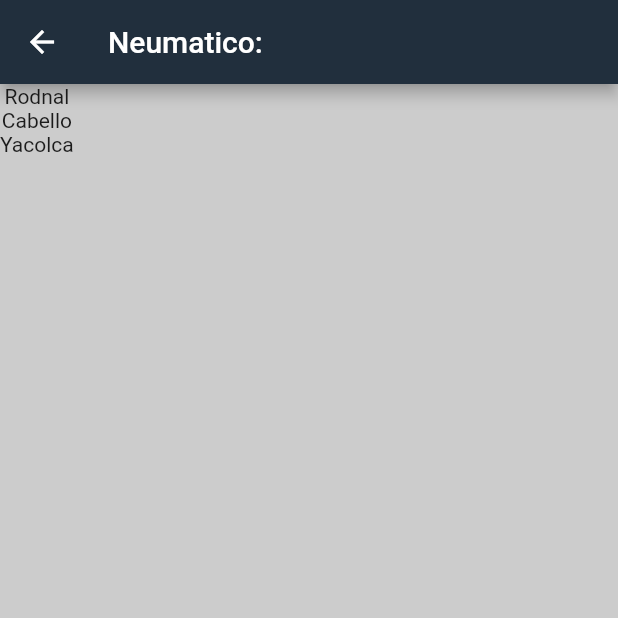
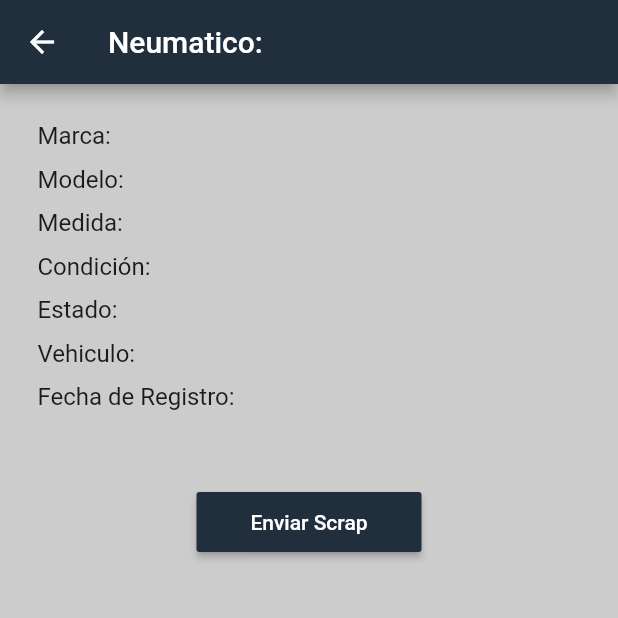
Before and after one commit to RodNalCY/tiresoft-app-master, a Flutter app: the ListNeumaticosDetails screen opened directly with empty values, on a phone screen of 412 x 824 dp, the top half of it. Run offline on Flutter 3.47's test engine with Material 2 defaults, Android fonts, the phone set to English and light mode, and no system bars; our stand-ins replace datetime_picker_formfield, image_picker, shared_preferences; missing offline and left inert: simple_autocomplete_formfield; accounts and stored records are empty.

Commit message:
Se añadio los detalles del neumatico

```diff
--- a/lib/neumaticos/list_neumatico_details.dart
+++ b/lib/neumaticos/list_neumatico_details.dart
@@ -2,8 +2,9 @@ import 'package:flutter/material.dart';
 import 'package:tiresoft/neumaticos/models/neumatico.dart';
 
 class ListNeumaticosDetails extends StatefulWidget {
+  final Neumatico _neumatico;
   final String texto;
-  final Neumatico _neumatico;
+
   ListNeumaticosDetails(this._neumatico, this.texto, {Key? key})
       : super(key: key);
 
@@ -20,13 +21,124 @@ class _ListNeumaticosDetailsState extends State<ListNeumaticosDetails> {
           backgroundColor: Color(0xff212F3D),
         ),
         body: Container(
-          alignment: Alignment.centerLeft,
+          padding: EdgeInsets.all(25.0),
           child: Column(
-            mainAxisAlignment: MainAxisAlignment.start,
             children: <Widget>[
-              Text("Rodnal"),
-              Text("Cabello"),
-              Text("Yacolca")
+              Align(
+                alignment: Alignment.topLeft,
+                child: Text.rich(
+                    TextSpan(
+                      text: 'Marca: ', // default text style
+                      children: <TextSpan>[
+                        TextSpan(
+                            text: widget._neumatico.n_marca,
+                            style: TextStyle(
+                                fontWeight: FontWeight.bold, fontSize: 17.0)),
+                      ],
+                    ),
+                    style: TextStyle(fontSize: 16.0)),
+              ),
+              SizedBox(height: 10.0),
+              Align(
+                alignment: Alignment.topLeft,
+                child: Text.rich(
+                  TextSpan(
+                      text: 'Modelo: ', // default text style
+                      children: <TextSpan>[
+                        TextSpan(
+                            text: widget._neumatico.n_modelo,
+                            style: TextStyle(
+                                fontWeight: FontWeight.bold, fontSize: 17.0)),
+                      ],
+                      style: TextStyle(fontSize: 16.0)),
+                ),
+              ),
+              SizedBox(height: 10.0),
+              Align(
+                alignment: Alignment.topLeft,
+                child: Text.rich(TextSpan(
+                    text: 'Medida: ', // default text style
+                    children: <TextSpan>[
+                      TextSpan(
+                          text: widget._neumatico.n_medida,
+                          style: TextStyle(
+                              fontWeight: FontWeight.bold, fontSize: 17.0)),
+                    ],
+                    style: TextStyle(fontSize: 16.0))),
+              ),
+              SizedBox(height: 10.0),
+              Align(
+                alignment: Alignment.topLeft,
+                child: Text.rich(
+                  TextSpan(
+                      text: 'Condición: ', // default text style
+                      children: <TextSpan>[
+                        TextSpan(
+                            text: widget._neumatico.n_condicion,
+                            style: TextStyle(
+                                fontWeight: FontWeight.bold, fontSize: 17.0)),
+                      ],
+                      style: TextStyle(fontSize: 16.0)),
+                ),
+              ),
+              SizedBox(height: 10.0),
+              Align(
+                alignment: Alignment.topLeft,
+                child: Text.rich(
+                    TextSpan(
+                      text: 'Estado: ', // default text style
+                      children: <TextSpan>[
+                        TextSpan(
+                            text: widget._neumatico.n_estado,
+                            style: TextStyle(
+                                fontWeight: FontWeight.bold, fontSize: 17.0)),
+                      ],
+                    ),
+                    style: TextStyle(fontSize: 16.0)),
+              ),
+              SizedBox(height: 10.0),
+              Align(
+                alignment: Alignment.topLeft,
+                child: Text.rich(
+                    TextSpan(
+                      text: 'Vehiculo: ', // default text style
+                      children: <TextSpan>[
+                        TextSpan(
+                            text: widget._neumatico.n_vehiculo,
+                            style: TextStyle(
+                                fontWeight: FontWeight.bold, fontSize: 17.0)),
+                      ],
+                    ),
+                    style: TextStyle(fontSize: 16.0)),
+              ),
+              SizedBox(height: 10.0),
+              Align(
+                alignment: Alignment.topLeft,
+                child: Text.rich(
+                  TextSpan(
+                      text: 'Fecha de Registro: ', // default text style
+                      children: <TextSpan>[
+                        TextSpan(
+                            text: widget._neumatico.n_f_registro,
+                            style: TextStyle(
+                                fontWeight: FontWeight.bold, fontSize: 17.0)),
+                      ],
+                      style: TextStyle(fontSize: 16.0)),
+                ),
+              ),
+              SizedBox(height: 50.0),
+              MaterialButton(
+                minWidth: 150.0,
+                height: 40.0,
+                onPressed: () {
+                  ScaffoldMessenger.of(context).showSnackBar(SnackBar(
+                      content: Text(
+                          "Se envio a Scrap : " + widget._neumatico.n_serie)));
+                },
+                color: Color(0xff212F3D),
+                child:
+                    Text('Enviar Scrap', style: TextStyle(color: Colors.white)),
+              ),
             ],
           ),
         ));
--- a/lib/neumaticos/list_neumaticos.dart
+++ b/lib/neumaticos/list_neumaticos.dart
@@ -104,7 +104,7 @@ class _ListNeumaticosState extends State<ListNeumaticos> {
             },
             title: Text(
               'Serie: ' + data[index].n_serie,
-              style: TextStyle(fontWeight: FontWeight.bold),
+              style: TextStyle(fontWeight: FontWeight.w500),
             ),
             subtitle: Text(data[index].n_marca +
                 ' ' +
--- a/lib/vehiculos/list_vehiculos.dart
+++ b/lib/vehiculos/list_vehiculos.dart
@@ -107,7 +107,7 @@ class _ListVehiculosState extends State<ListVehiculos> {
           },
           title: Text(
               'Placa: ' + data[index].v_placa + ' - ' + data[index].v_tipo,
-              style: TextStyle(fontWeight: FontWeight.bold)),
+              style: TextStyle(fontWeight: FontWeight.w500)),
           subtitle: Text(data[index].v_marca +
               ' ' +
               data[index].v_modelo +
```
